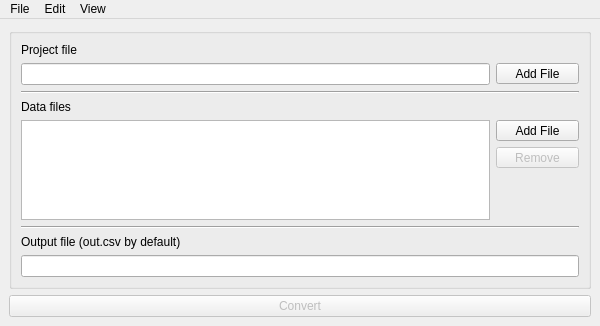
This is gui/mainwindow.ui in OSUDSL/pydre as Qt 5 draws it before an edit. The edited form follows.
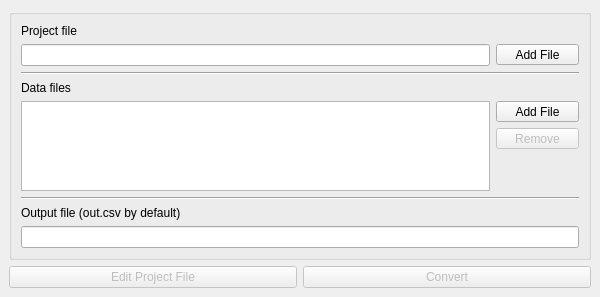
This is the edited form.

Commit message: Updated path location that the file explorer opens to

Patch:
```diff
--- a/gui/mainwindow.ui
+++ b/gui/mainwindow.ui
@@ -7,7 +7,7 @@
     <x>0</x>
     <y>0</y>
     <width>600</width>
-    <height>326</height>
+    <height>297</height>
    </rect>
   </property>
   <property name="minimumSize">
@@ -152,6 +152,18 @@
      </widget>
     </item>
     <item>
+     <layout class="QHBoxLayout" name="horizontalLayout_2">
+      <item>
+       <widget class="QPushButton" name="edit_pfile_btn">
+        <property name="enabled">
+         <bool>false</bool>
+        </property>
+        <property name="text">
+         <string>Edit Project File</string>
+        </property>
+       </widget>
+      </item>
+      <item>
      <widget class="QPushButton" name="convert_btn">
       <property name="enabled">
        <bool>false</bool>
@@ -162,35 +174,8 @@
      </widget>
     </item>
    </layout>
-  </widget>
-  <widget class="QMenuBar" name="menubar">
-   <property name="geometry">
-    <rect>
-     <x>0</x>
-     <y>0</y>
-     <width>600</width>
-     <height>21</height>
-    </rect>
-   </property>
-   <widget class="QMenu" name="menuFile">
-    <property name="title">
-     <string>File</string>
-    </property>
-   </widget>
-   <widget class="QMenu" name="menuEdit">
-    <property name="title">
-     <string>Edit</string>
-    </property>
-   </widget>
-   <widget class="QMenu" name="menuView">
-    <property name="title">
-     <string>View</string>
-    </property>
-    <addaction name="pfile_act"/>
-   </widget>
-   <addaction name="menuFile"/>
-   <addaction name="menuEdit"/>
-   <addaction name="menuView"/>
+    </item>
+   </layout>
   </widget>
   <action name="pfile_act">
    <property name="enabled">
```
Lines whose indentation alone changed are shown as unchanged. The commit also changes 2 other files.
